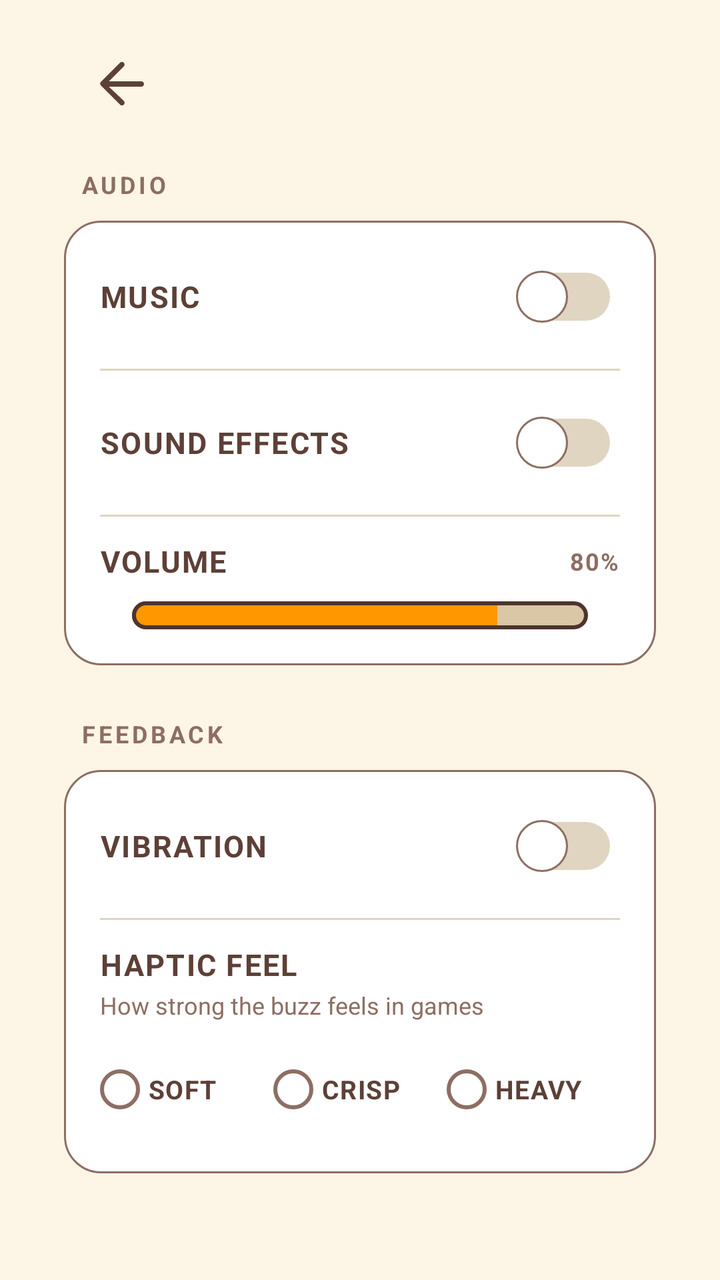
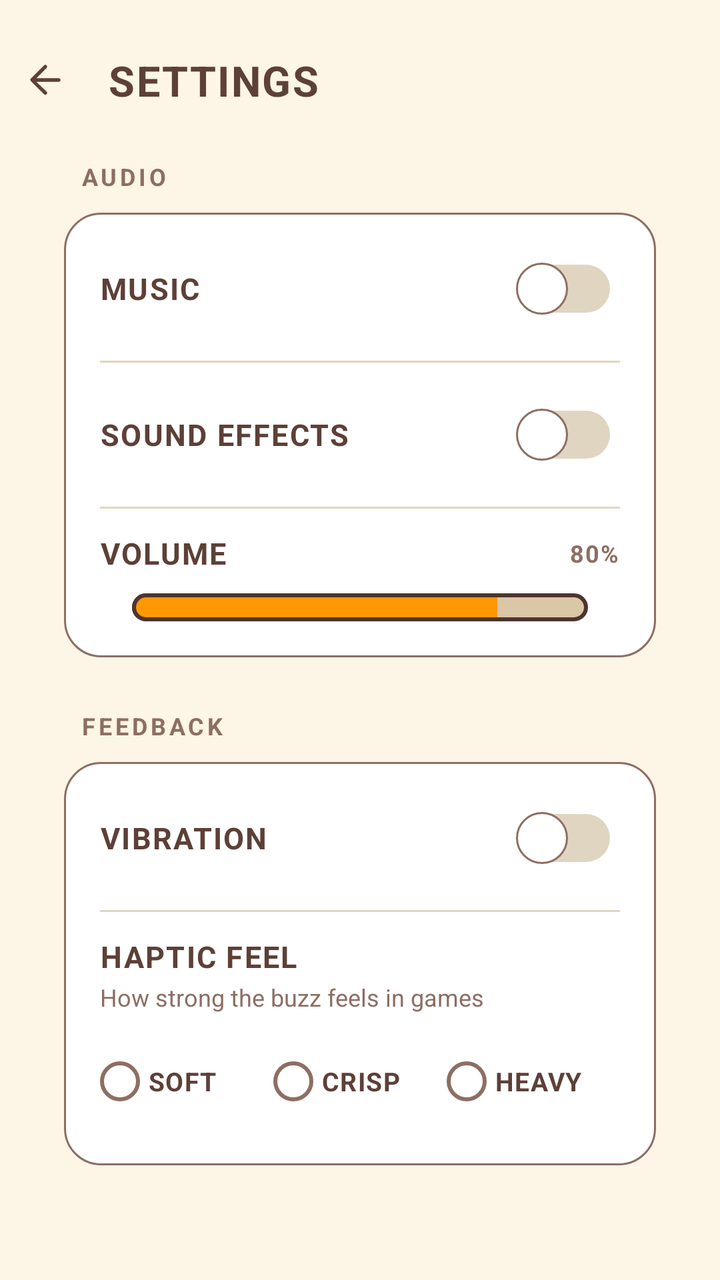

The first picture is an Android layout as it rendered before a commit; the second is the same layout after the commit. The layout source and the unified diff follow.
<!-- AndroidManifest.xml: activity theme Theme.Shell -->
<!-- res/layout/activity_settings.xml -->
﻿<?xml version="1.0" encoding="utf-8"?>
<androidx.constraintlayout.widget.ConstraintLayout xmlns:android="http://schemas.android.com/apk/res/android"
    xmlns:app="http://schemas.android.com/apk/res-auto"
    android:layout_width="match_parent"
    android:layout_height="match_parent"
    android:paddingStart="@dimen/screen_margin"
    android:paddingEnd="@dimen/screen_margin"
    android:paddingTop="@dimen/standard_spacing"
    android:paddingBottom="@dimen/screen_margin">

    <ImageButton
        android:id="@+id/btnBack"
        android:layout_width="40dp"
        android:layout_height="40dp"
        android:layout_marginStart="8dp"
        android:layout_marginTop="6dp"
        android:background="?attr/selectableItemBackgroundBorderless"
        android:contentDescription="@string/back"
        android:padding="4dp"
        android:scaleType="fitCenter"
        android:src="@drawable/ic_back_arrow"
        app:layout_constraintStart_toStartOf="parent"
        app:layout_constraintTop_toTopOf="parent" />
        android:layout_width="0dp"
        android:layout_height="wrap_content"
        android:layout_marginStart="10dp"
        android:letterSpacing="0.04"
        android:maxLines="1"
        android:shadowColor="#33FFFFFF"
        android:shadowDx="0"
        android:shadowDy="3"
        android:shadowRadius="0"
        android:text="@string/settings"
        android:textAlignment="center"
        android:textAllCaps="true"
        android:textColor="@color/studio_on_background"
        android:textSize="21sp"
        android:textStyle="bold"
        app:autoSizeMaxTextSize="21sp"
        app:autoSizeMinTextSize="12sp"
        app:autoSizeStepGranularity="1sp"
        app:autoSizeTextType="uniform"
        app:layout_constraintBottom_toBottomOf="@id/btnBack"
        app:layout_constraintEnd_toEndOf="parent"
        app:layout_constraintStart_toEndOf="@id/btnBack"
        app:layout_constraintTop_toTopOf="@id/btnBack" />

    <androidx.core.widget.NestedScrollView
        android:id="@+id/settingsScroll"
        android:layout_width="0dp"
        android:layout_height="0dp"
        android:layout_marginTop="16dp"
        android:clipToPadding="false"
        android:fillViewport="true"
        android:scrollbars="none"
        app:layout_constraintBottom_toBottomOf="parent"
        app:layout_constraintEnd_toEndOf="parent"
        app:layout_constraintStart_toStartOf="parent"
        app:layout_constraintTop_toBottomOf="@id/btnBack">

        <LinearLayout
            android:layout_width="match_parent"
            android:layout_height="wrap_content"
            android:orientation="vertical"
            android:paddingBottom="24dp">

            
            <TextView
                style="@style/SectionLabel"
                android:text="@string/section_audio" />

            <LinearLayout
                android:layout_width="match_parent"
                android:layout_height="wrap_content"
                android:layout_marginBottom="20dp"
                android:background="@drawable/bg_settings_card"
                android:orientation="vertical"
                android:paddingStart="18dp"
                android:paddingTop="14dp"
                android:paddingEnd="18dp"
                android:paddingBottom="18dp">

                <LinearLayout
                    android:layout_width="match_parent"
                    android:layout_height="wrap_content"
                    android:gravity="center_vertical"
                    android:orientation="horizontal">

                    <TextView
                        style="@style/RowLabel"
                        android:layout_width="0dp"
                        android:layout_weight="1"
                        android:text="@string/row_music" />

                    <androidx.appcompat.widget.SwitchCompat
                        android:id="@+id/swMusic"
                        android:layout_width="wrap_content"
                        android:layout_height="wrap_content"
                        android:thumb="@drawable/switch_thumb"
                        app:track="@drawable/switch_track" />
                </LinearLayout>

                <View
                    android:layout_width="match_parent"
                    android:layout_height="1dp"
                    android:layout_marginTop="12dp"
                    android:layout_marginBottom="12dp"
                    android:background="@color/studio_muted" />

                <LinearLayout
                    android:layout_width="match_parent"
                    android:layout_height="wrap_content"
                    android:gravity="center_vertical"
                    android:orientation="horizontal">

                    <TextView
                        style="@style/RowLabel"
                        android:layout_width="0dp"
                        android:layout_weight="1"
                        android:text="@string/row_sfx" />

                    <androidx.appcompat.widget.SwitchCompat
                        android:id="@+id/swSound"
                        android:layout_width="wrap_content"
                        android:layout_height="wrap_content"
                        android:thumb="@drawable/switch_thumb"
                        app:track="@drawable/switch_track" />
                </LinearLayout>

                <View
                    android:layout_width="match_parent"
                    android:layout_height="1dp"
                    android:layout_marginTop="12dp"
                    android:layout_marginBottom="12dp"
                    android:background="@color/studio_muted" />

                <LinearLayout
                    android:layout_width="match_parent"
                    android:layout_height="wrap_content"
                    android:gravity="center_vertical"
                    android:orientation="horizontal">

                    <TextView
                        style="@style/RowLabel"
                        android:layout_width="0dp"
                        android:layout_weight="1"
                        android:text="@string/row_volume" />

                    <TextView
                        android:id="@+id/volValue"
                        android:layout_width="wrap_content"
                        android:layout_height="wrap_content"
                        android:letterSpacing="0.06"
                        android:text="80%"
                        android:textColor="@color/studio_border"
                        android:textSize="12sp"
                        android:textStyle="bold" />
                </LinearLayout>

                <SeekBar
                    android:id="@+id/seekVolume"
                    android:layout_width="match_parent"
                    android:layout_height="wrap_content"
                    android:layout_marginTop="10dp"
                    android:max="100"
                    android:maxHeight="14dp"
                    android:minHeight="14dp"
                    android:progress="80"
                    android:progressDrawable="@drawable/seek_progress"
                    android:splitTrack="false"
                    android:thumb="@drawable/seek_thumb" />
            </LinearLayout>

            
            <TextView
                style="@style/SectionLabel"
                android:text="@string/section_feedback" />

            <LinearLayout
                android:layout_width="match_parent"
                android:layout_height="wrap_content"
                android:layout_marginBottom="20dp"
                android:background="@drawable/bg_settings_card"
                android:orientation="vertical"
                android:paddingStart="18dp"
                android:paddingTop="14dp"
                android:paddingEnd="18dp"
                android:paddingBottom="18dp">

                <LinearLayout
                    android:layout_width="match_parent"
                    android:layout_height="wrap_content"
                    android:gravity="center_vertical"
                    android:orientation="horizontal">

                    <TextView
                        style="@style/RowLabel"
                        android:layout_width="0dp"
                        android:layout_weight="1"
                        android:text="@string/row_vibration" />

                    <androidx.appcompat.widget.SwitchCompat
                        android:id="@+id/swVibe"
                        android:layout_width="wrap_content"
                        android:layout_height="wrap_content"
                        android:thumb="@drawable/switch_thumb"
                        app:track="@drawable/switch_track" />
                </LinearLayout>

                <View
                    android:layout_width="match_parent"
                    android:layout_height="1dp"
                    android:layout_marginTop="12dp"
                    android:layout_marginBottom="12dp"
                    android:background="@color/studio_muted" />

                <TextView
                    style="@style/RowLabel"
                    android:text="@string/row_haptic_feel" />

                <TextView
                    style="@style/RowHint"
                    android:layout_marginTop="2dp"
                    android:text="@string/row_haptic_feel_hint" />

                <RadioGroup
                    android:id="@+id/hapticGroup"
                    android:layout_width="match_parent"
                    android:layout_height="wrap_content"
                    android:layout_marginTop="10dp"
                    android:orientation="horizontal">

                    <RadioButton
                        android:id="@+id/rbHapticSoft"
                        android:layout_width="0dp"
                        android:layout_height="wrap_content"
                        android:layout_weight="1"
                        android:button="@drawable/radio_shell"
                        android:buttonTint="@color/radio_tint"
                        android:letterSpacing="0.04"
                        android:paddingStart="4dp"
                        android:paddingEnd="4dp"
                        android:text="@string/haptic_soft"
                        android:textAllCaps="true"
                        android:textColor="@color/studio_on_surface"
                        android:textSize="13sp"
                        android:textStyle="bold" />

                    <RadioButton
                        android:id="@+id/rbHapticCrisp"
                        android:layout_width="0dp"
                        android:layout_height="wrap_content"
                        android:layout_weight="1"
                        android:button="@drawable/radio_shell"
                        android:buttonTint="@color/radio_tint"
                        android:letterSpacing="0.04"
                        android:paddingStart="4dp"
                        android:paddingEnd="4dp"
                        android:text="@string/haptic_crisp"
                        android:textAllCaps="true"
                        android:textColor="@color/studio_on_surface"
                        android:textSize="13sp"
                        android:textStyle="bold" />

                    <RadioButton
                        android:id="@+id/rbHapticHeavy"
                        android:layout_width="0dp"
                        android:layout_height="wrap_content"
                        android:layout_weight="1"
                        android:button="@drawable/radio_shell"
                        android:buttonTint="@color/radio_tint"
                        android:letterSpacing="0.04"
                        android:paddingStart="4dp"
                        android:paddingEnd="4dp"
                        android:text="@string/haptic_heavy"
                        android:textAllCaps="true"
                        android:textColor="@color/studio_on_surface"
                        android:textSize="13sp"
                        android:textStyle="bold" />
                </RadioGroup>
            </LinearLayout>

            
            <TextView
                style="@style/SectionLabel"
                android:text="@string/section_notifications" />

            <LinearLayout
                android:layout_width="match_parent"
                android:layout_height="wrap_content"
                android:layout_marginBottom="20dp"
                android:background="@drawable/bg_settings_card"
                android:orientation="vertical"
                android:paddingStart="18dp"
                android:paddingTop="14dp"
                android:paddingEnd="18dp"
                android:paddingBottom="18dp">

                <LinearLayout
                    android:layout_width="match_parent"
                    android:layout_height="wrap_content"
                    android:gravity="center_vertical"
                    android:orientation="horizontal">

                    <LinearLayout
                        android:layout_width="0dp"
                        android:layout_height="wrap_content"
                        android:layout_weight="1"
                        android:orientation="vertical">

                        <TextView
                            style="@style/RowLabel"
                            android:text="@string/row_reminders" />

                        <TextView
                            style="@style/RowHint"
                            android:layout_marginTop="2dp"
                            android:text="@string/row_reminders_hint" />
                    </LinearLayout>

                    <androidx.appcompat.widget.SwitchCompat
                        android:id="@+id/swReminders"
                        android:layout_width="wrap_content"
                        android:layout_height="wrap_content"
                        android:thumb="@drawable/switch_thumb"
                        app:track="@drawable/switch_track" />
                </LinearLayout>

                <View
                    android:layout_width="match_parent"
                    android:layout_height="1dp"
                    android:layout_marginTop="12dp"
                    android:layout_marginBottom="12dp"
                    android:background="@color/studio_muted" />

                <TextView
                    style="@style/RowLabel"
                    android:text="@string/row_reminder_time" />

                <RadioGroup
                    android:id="@+id/slotGroup"
                    android:layout_width="match_parent"
                    android:layout_height="wrap_content"
                    android:layout_marginTop="10dp"
                    android:orientation="horizontal">

                    <RadioButton
                        android:id="@+id/rbSlotMorning"
                        android:layout_width="0dp"
                        android:layout_height="wrap_content"
                        android:layout_weight="1"
                        android:button="@drawable/radio_shell"
                        android:buttonTint="@color/radio_tint"
                        android:letterSpacing="0.04"
                        android:paddingStart="4dp"
                        android:paddingEnd="4dp"
                        android:text="@string/slot_morning"
                        android:textAllCaps="true"
                        android:textColor="@color/studio_on_surface"
                        android:textSize="13sp"
                        android:textStyle="bold" />

                    <RadioButton
                        android:id="@+id/rbSlotAfternoon"
                        android:layout_width="0dp"
                        android:layout_height="wrap_content"
                        android:layout_weight="1"
                        android:button="@drawable/radio_shell"
                        android:buttonTint="@color/radio_tint"
                        android:letterSpacing="0.04"
                        android:paddingStart="4dp"
                        android:paddingEnd="4dp"
                        android:text="@string/slot_afternoon"
                        android:textAllCaps="true"
                        android:textColor="@color/studio_on_surface"
                        android:textSize="13sp"
                        android:textStyle="bold" />

                    <RadioButton
                        android:id="@+id/rbSlotEvening"
                        android:layout_width="0dp"
                        android:layout_height="wrap_content"
                        android:layout_weight="1"
                        android:button="@drawable/radio_shell"
                        android:buttonTint="@color/radio_tint"
                        android:letterSpacing="0.04"
                        android:paddingStart="4dp"
                        android:paddingEnd="4dp"
                        android:text="@string/slot_evening"
                        android:textAllCaps="true"
                        android:textColor="@color/studio_on_surface"
                        android:textSize="13sp"
                        android:textStyle="bold" />
                </RadioGroup>

                <View
                    android:layout_width="match_parent"
                    android:layout_height="1dp"
                    android:layout_marginTop="12dp"
                    android:layout_marginBottom="12dp"
                    android:background="@color/studio_muted" />

                <TextView
                    android:id="@+id/btnTestNotif"
                    android:layout_width="match_parent"
                    android:layout_height="44dp"
                    android:layout_marginTop="14dp"
                    android:background="@drawable/bg_small_button"
                    android:gravity="center"
                    android:letterSpacing="0.06"
                    android:text="@string/btn_send_test"
                    android:textAllCaps="true"
                    android:textColor="@color/white"
                    android:textSize="13sp"
                    android:textStyle="bold"
                    android:visibility="gone" />
            </LinearLayout>

            
            <TextView
                style="@style/SectionLabel"
                android:text="@string/section_interface" />

            <LinearLayout
                android:layout_width="match_parent"
                android:layout_height="wrap_content"
                android:background="@drawable/bg_settings_card"
                android:orientation="vertical"
                android:paddingStart="18dp"
                android:paddingTop="14dp"
                android:paddingEnd="18dp"
                android:paddingBottom="18dp">

                <TextView
                    style="@style/RowLabel"
                    android:text="@string/row_theme" />

                <TextView
                    style="@style/RowHint"
                    android:layout_marginTop="2dp"
                    android:text="@string/row_theme_hint" />

                <RadioGroup
                    android:id="@+id/themeGroup"
                    android:layout_width="match_parent"
                    android:layout_height="wrap_content"
                    android:layout_marginTop="10dp"
                    android:orientation="horizontal">

                    <RadioButton
                        android:id="@+id/rbThemeLight"
                        android:layout_width="0dp"
                        android:layout_height="wrap_content"
                        android:layout_weight="1"
                        android:button="@drawable/radio_shell"
                        android:buttonTint="@color/radio_tint"
                        android:letterSpacing="0.04"
                        android:paddingStart="4dp"
                        android:paddingEnd="4dp"
                        android:text="@string/theme_light"
                        android:textAllCaps="true"
                        android:textColor="@color/studio_on_surface"
                        android:textSize="13sp"
                        android:textStyle="bold" />

                    <RadioButton
                        android:id="@+id/rbThemeDark"
                        android:layout_width="0dp"
                        android:layout_height="wrap_content"
                        android:layout_weight="1"
                        android:button="@drawable/radio_shell"
                        android:buttonTint="@color/radio_tint"
                        android:letterSpacing="0.04"
                        android:paddingStart="4dp"
                        android:paddingEnd="4dp"
                        android:text="@string/theme_dark"
                        android:textAllCaps="true"
                        android:textColor="@color/studio_on_surface"
                        android:textSize="13sp"
                        android:textStyle="bold" />
                </RadioGroup>

                <View
                    android:layout_width="match_parent"
                    android:layout_height="1dp"
                    android:layout_marginTop="12dp"
                    android:layout_marginBottom="12dp"
                    android:background="@color/studio_muted" />

                <LinearLayout
                    android:layout_width="match_parent"
                    android:layout_height="wrap_content"
                    android:gravity="center_vertical"
                    android:orientation="horizontal">

                    <LinearLayout
                        android:layout_width="0dp"
                        android:layout_height="wrap_content"
                        android:layout_weight="1"
                        android:orientation="vertical">

                        <TextView
                            style="@style/RowLabel"
                            android:text="@string/row_developer_mode" />

                        <TextView
                            style="@style/RowHint"
                            android:layout_marginTop="2dp"
                            android:text="@string/row_developer_mode_hint" />
                    </LinearLayout>

                    <androidx.appcompat.widget.SwitchCompat
                        android:id="@+id/swDev"
                        android:layout_width="wrap_content"
                        android:layout_height="wrap_content"
                        android:thumb="@drawable/switch_thumb"
                        app:track="@drawable/switch_track" />
                </LinearLayout>
            </LinearLayout>

            <TextView
                android:layout_width="match_parent"
                android:layout_height="wrap_content"
                android:layout_marginTop="4dp"
                android:gravity="center"
                android:text="@string/footer_brand"
                android:textColor="@color/studio_border"
                android:textSize="12sp"
                android:textStyle="bold" />
        </LinearLayout>
    </androidx.core.widget.NestedScrollView>
</androidx.constraintlayout.widget.ConstraintLayout>
<!-- resources referenced by this layout -->
<resources>
  <color name="studio_border">#8D6E63</color>
  <color name="studio_muted">#E0D5C1</color>
  <color name="studio_on_background">#5D4037</color>
  <color name="studio_on_surface">#5D4037</color>
  <color name="white">#FFFFFFFF</color>
  <dimen name="screen_margin">32dp</dimen>
  <dimen name="standard_spacing">16dp</dimen>
  <!-- drawable bg_settings_card (drawable) -->
  <?xml version="1.0" encoding="utf-8"?>
  
  <shape xmlns:android="http://schemas.android.com/apk/res/android"
      android:shape="rectangle">
      <corners android:radius="18dp" />
      <solid android:color="@color/studio_surface" />
      <stroke android:width="1dp" android:color="@color/studio_border" />
  </shape>
  <!-- drawable bg_small_button (drawable) -->
  <?xml version="1.0" encoding="utf-8"?>
  <shape xmlns:android="http://schemas.android.com/apk/res/android"
      android:shape="rectangle">
      <corners android:radius="14dp" />
      <solid android:color="@color/studio_primary" />
  </shape>
  <!-- drawable radio_shell (drawable) -->
  <?xml version="1.0" encoding="utf-8"?>
  
  <selector xmlns:android="http://schemas.android.com/apk/res/android">
      <item android:state_checked="true" android:drawable="@drawable/radio_on" />
      <item android:drawable="@drawable/radio_off" />
  </selector>
  <string name="back">Back</string>
  <string name="btn_send_test">Send test notification</string>
  <string name="footer_brand">Redundant Studios · v1.0</string>
  <string name="haptic_crisp">Crisp</string>
  <string name="haptic_heavy">Heavy</string>
  <string name="haptic_soft">Soft</string>
  <string name="row_developer_mode">Developer mode</string>
  <string name="row_developer_mode_hint">Adds in-game test tools (bot speed test)</string>
  <string name="row_haptic_feel">Haptic feel</string>
  <string name="row_haptic_feel_hint">How strong the buzz feels in games</string>
  <string name="row_music">Music</string>
  <string name="row_reminder_time">Reminder time</string>
  <string name="row_reminders">Reminders</string>
  <string name="row_reminders_hint">A gentle daily nudge, never while you play</string>
  <string name="row_sfx">Sound effects</string>
  <string name="row_theme">Theme</string>
  <string name="row_theme_hint">Applies to the whole shell</string>
  <string name="row_vibration">Vibration</string>
  <string name="row_volume">Volume</string>
  <string name="section_audio">Audio</string>
  <string name="section_feedback">Feedback</string>
  <string name="section_interface">Interface</string>
  <string name="section_notifications">Notifications</string>
  <string name="settings">Settings</string>
  <string name="slot_afternoon">Noon</string>
  <string name="slot_evening">Evening</string>
  <string name="slot_morning">Morning</string>
  <string name="theme_dark">Dark</string>
  <string name="theme_light">Light</string>
  <style name="RowHint">
          <item name="android:layout_width">wrap_content</item>
          <item name="android:layout_height">wrap_content</item>
          <item name="android:textColor">@color/studio_border</item>
          <item name="android:textSize">12sp</item>
      </style>
  <style name="RowLabel">
          <item name="android:layout_width">wrap_content</item>
          <item name="android:layout_height">wrap_content</item>
          <item name="android:textColor">@color/studio_on_surface</item>
          <item name="android:textSize">15sp</item>
          <item name="android:textStyle">bold</item>
          <item name="android:textAllCaps">true</item>
          <item name="android:letterSpacing">0.05</item>
      </style>
  <color name="studio_surface">#FFFFFF</color>
  <color name="studio_primary">#4CAF50</color>
  <color name="studio_border_dark">#4E342E</color>
  <color name="studio_accent">#FF9800</color>
  <color name="studio_ink">#5D4037</color>
  <color name="studio_background">#FDF5E6</color>
  <!-- unchanged entries left out for length: 9 -->
</resources>

<!-- the commit's change to res/layout/activity_settings.xml (unified diff, before → after) -->
@@ -3,27 +3,28 @@
     xmlns:app="http://schemas.android.com/apk/res-auto"
     android:layout_width="match_parent"
     android:layout_height="match_parent"
-    android:paddingStart="@dimen/screen_margin"
-    android:paddingEnd="@dimen/screen_margin"
     android:paddingTop="@dimen/standard_spacing"
     android:paddingBottom="@dimen/screen_margin">
 
     <ImageButton
         android:id="@+id/btnBack"
-        android:layout_width="40dp"
-        android:layout_height="40dp"
-        android:layout_marginStart="8dp"
+        android:layout_width="36dp"
+        android:layout_height="36dp"
+        android:layout_marginStart="4dp"
         android:layout_marginTop="6dp"
         android:background="?attr/selectableItemBackgroundBorderless"
         android:contentDescription="@string/back"
-        android:padding="4dp"
+        android:padding="7dp"
         android:scaleType="fitCenter"
         android:src="@drawable/ic_back_arrow"
         app:layout_constraintStart_toStartOf="parent"
         app:layout_constraintTop_toTopOf="parent" />
+
+    <TextView
+        android:id="@+id/screenTitle"
         android:layout_width="0dp"
         android:layout_height="wrap_content"
-        android:layout_marginStart="10dp"
+        android:layout_marginStart="14dp"
         android:letterSpacing="0.04"
         android:maxLines="1"
         android:shadowColor="#33FFFFFF"
@@ -31,7 +32,6 @@
         android:shadowDy="3"
         android:shadowRadius="0"
         android:text="@string/settings"
-        android:textAlignment="center"
         android:textAllCaps="true"
         android:textColor="@color/studio_on_background"
         android:textSize="21sp"
@@ -47,6 +47,8 @@
 
     <androidx.core.widget.NestedScrollView
         android:id="@+id/settingsScroll"
+        android:layout_marginStart="@dimen/screen_margin"
+        android:layout_marginEnd="@dimen/screen_margin"
         android:layout_width="0dp"
         android:layout_height="0dp"
         android:layout_marginTop="16dp"
